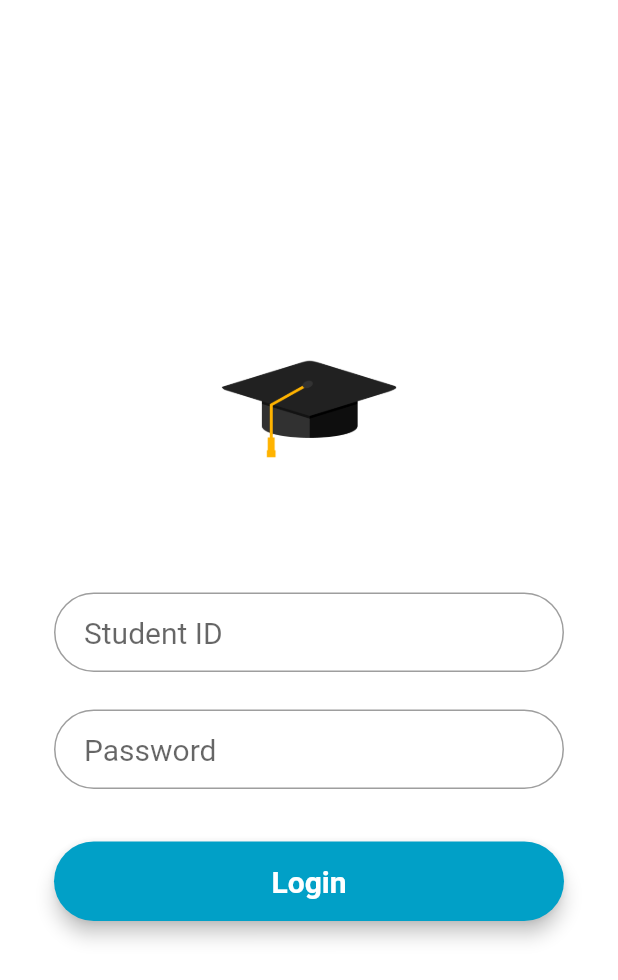
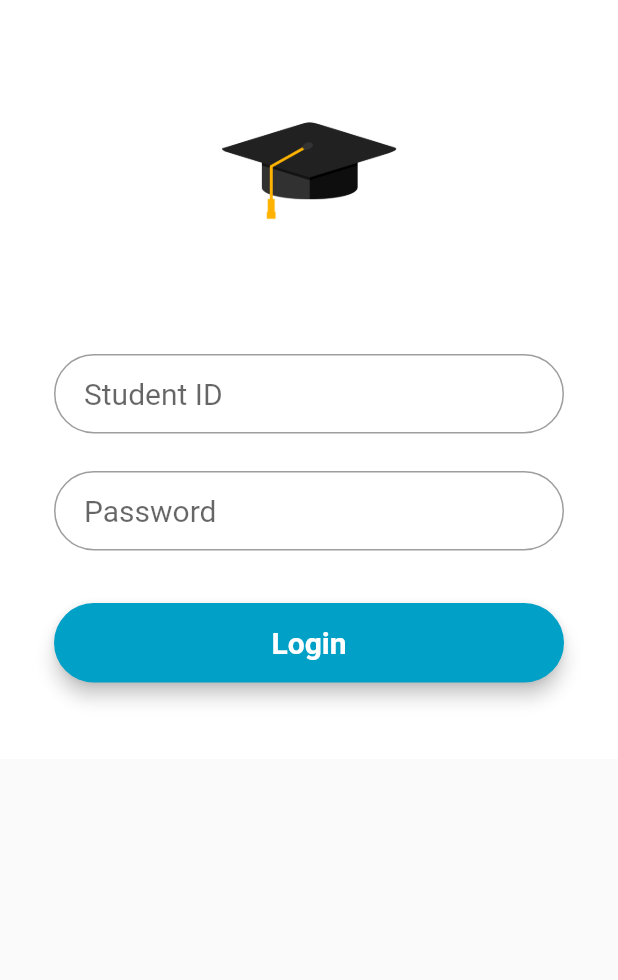
Before and after one commit to ahmadim98/AlumniTrackingSystem, a Flutter app: the screen it shows after launch, on a phone screen of 412 x 824 dp. Shown: the top 980 px of the screen. Run offline on Flutter 3.47's test engine with Material 2 defaults, Android fonts, the phone set to English and light mode, and no system bars; our stand-ins replace flutter_phoenix; missing offline and left inert: mysql1; Roboto replaces fonts that are missing (Montserrat).

```diff
--- a/lib/main.dart
+++ b/lib/main.dart
@@ -371,7 +371,10 @@ class _LoginPageState extends State<LoginPage> {
     );
 
     return Scaffold(
-      body: Center(
+      body: CustomScrollView(
+        slivers: <Widget>[
+      SliverToBoxAdapter(
+          child: Center(
 
           child: Container(
             color: Colors.white,
@@ -405,6 +408,9 @@ class _LoginPageState extends State<LoginPage> {
             ),
           ),
         ),
+      ),
+    ],
+    ),
     );
   }
 }
```
Also changed, not shown: lib/chat.dart (+6 -5 lines). Lines whose indentation alone changed are shown as unchanged.
